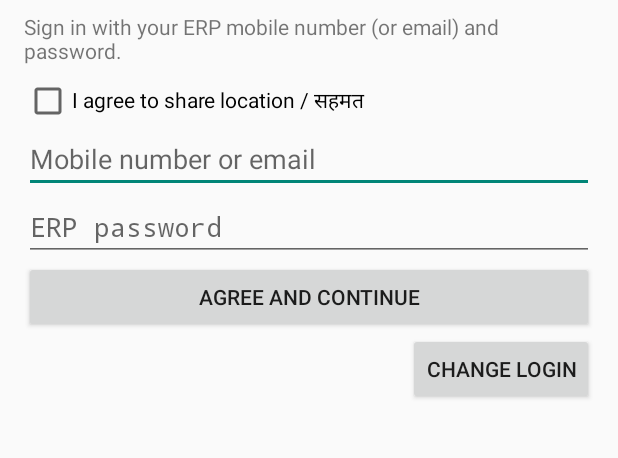
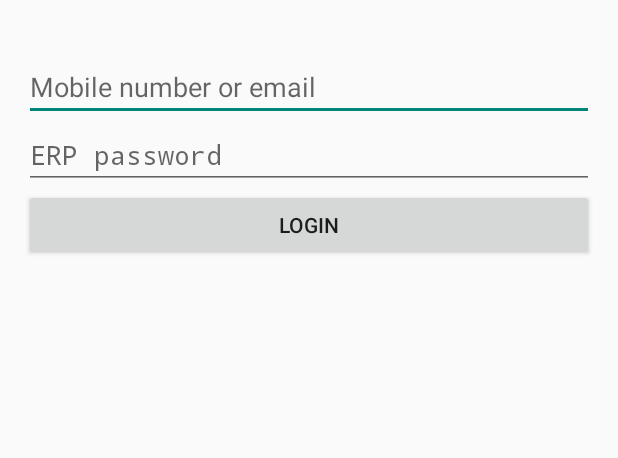
Before and after one commit to MOHIT8449/luxury-wrist-brand, an Android app: the screen it shows after launch (DriverTrackingActivity), on a phone screen of 412 x 824 dp, the part 65-523 px from its top. Run offline under Robolectric (Android 15) with nearby library versions, the phone set to English and light mode, and no system bars; pictures from the network do not load.

Commit message:
App first screen: only Login, Android's own permission dialogs
No notice text or I agree tick; logging in records the agreement. Location and
notification permission open Android's dialog directly; a short popup only when
Android needs Settings.

Co-Authored-By: Claude Opus 5.5 <noreply@anthropic.com>
Claude-Session: https://claude.ai/code/session_01BnAmhD5q9C5nXAT8RyRXeA

```diff
--- a/android/app/src/main/java/com/luxurywristbrand/erp/DriverTrackingActivity.java
+++ b/android/app/src/main/java/com/luxurywristbrand/erp/DriverTrackingActivity.java
@@ -27,8 +27,8 @@ import java.util.concurrent.Executors;
 public final class DriverTrackingActivity extends Activity {
     private static final int REQ_FINE=11,REQ_BG=12,REQ_NOTIFY=13;
     private int attemptId=0;
-    private TextView status; private EditText email,password; private Button agree; private CheckBox tick;
-    private LinearLayout form;
+    private TextView status; private EditText email,password; private Button agree;
+    private LinearLayout form,row;
     private AlertDialog dialog;
     private final ExecutorService worker=Executors.newSingleThreadExecutor();
     private TrackingApi api;
@@ -44,14 +44,12 @@ public final class DriverTrackingActivity extends Activity {
         status=new TextView(this);status.setPadding(0,pad/2,0,pad/2);root.addView(status);
 
         form=new LinearLayout(this);form.setOrientation(LinearLayout.VERTICAL);root.addView(form);
-        // Long location notice removed on Mohit's ask (21 Nov 2026); the "I agree" tick still records consent.
-        tick=new CheckBox(this);tick.setText("I agree to share location / सहमत");form.addView(tick);
         email=new EditText(this);email.setHint("Mobile number or email");email.setInputType(InputType.TYPE_CLASS_TEXT|InputType.TYPE_TEXT_VARIATION_EMAIL_ADDRESS);form.addView(email);
         password=new EditText(this);password.setHint("ERP password");password.setInputType(InputType.TYPE_CLASS_TEXT|InputType.TYPE_TEXT_VARIATION_PASSWORD);form.addView(password);
-        agree=new Button(this);agree.setText("Agree and continue");form.addView(agree);agree.setOnClickListener(v->signIn());
+        agree=new Button(this);agree.setText("Login");form.addView(agree);agree.setOnClickListener(v->signIn());
 
-        LinearLayout row=new LinearLayout(this);row.setOrientation(LinearLayout.HORIZONTAL);row.setGravity(Gravity.END);root.addView(row);
-        Button change=new Button(this);change.setText("Change login");change.setOnClickListener(v->{form.setVisibility(LinearLayout.VISIBLE);status.setText("Sign in with the new staff login. Location then goes with the new login.");});
+        row=new LinearLayout(this);row.setOrientation(LinearLayout.HORIZONTAL);row.setGravity(Gravity.END);root.addView(row);
+        Button change=new Button(this);change.setText("Change login");change.setOnClickListener(v->{form.setVisibility(LinearLayout.VISIBLE);row.setVisibility(LinearLayout.GONE);status.setText("Sign in with the new staff login. Location then goes with the new login.");});
         row.addView(change);
         setContentView(scroll);
     }
@@ -62,31 +60,30 @@ public final class DriverTrackingActivity extends Activity {
     private void check(){
         if(dialog!=null&&dialog.isShowing())dialog.dismiss();
         if(!api.hasSession()||!api.agreed()&&api.tracked()){
-            form.setVisibility(LinearLayout.VISIBLE);
-            status.setText("Sign in with your ERP mobile number (or email) and password.");
+            form.setVisibility(LinearLayout.VISIBLE);row.setVisibility(LinearLayout.GONE);
+            status.setText("");
             return;
         }
-        form.setVisibility(LinearLayout.GONE);
+        form.setVisibility(LinearLayout.GONE);row.setVisibility(LinearLayout.VISIBLE);
         if(!api.tracked()){openErp();return;} // Admin: never tracked
         if(checkSelfPermission(Manifest.permission.ACCESS_FINE_LOCATION)!=PackageManager.PERMISSION_GRANTED){
-            popup("Allow location","Location permission is needed to use the app. Choose \"Precise\" and \"While using the app\".\n\nऐप चलाने के लिए लोकेशन की अनुमति दें।","Allow",
-                ()->{if(shouldShowRequestPermissionRationale(Manifest.permission.ACCESS_FINE_LOCATION)||!asked("fine"))
-                        requestPermissions(new String[]{Manifest.permission.ACCESS_COARSE_LOCATION,Manifest.permission.ACCESS_FINE_LOCATION},REQ_FINE);
-                     else appSettings();});
+            if(shouldShowRequestPermissionRationale(Manifest.permission.ACCESS_FINE_LOCATION)||!asked("fine"))
+                requestPermissions(new String[]{Manifest.permission.ACCESS_COARSE_LOCATION,Manifest.permission.ACCESS_FINE_LOCATION},REQ_FINE);
+            else popup("Allow location","Settings > Permissions > Location > Allow.","Open",this::appSettings);
             return;
         }
         if(Build.VERSION.SDK_INT>=29&&checkSelfPermission(Manifest.permission.ACCESS_BACKGROUND_LOCATION)!=PackageManager.PERMISSION_GRANTED){
-            popup("Allow all the time","On the next screen choose \"Allow all the time\" so location works when the app is closed.\n\nअगली स्क्रीन पर \"Allow all the time\" चुनें।","Open",
+            popup("Allow all the time","Choose \"Allow all the time\" on the next screen.","Open",
                 ()->{if(!asked("bg"))requestPermissions(new String[]{Manifest.permission.ACCESS_BACKGROUND_LOCATION},REQ_BG);else appSettings();});
             return;
         }
         if(Build.VERSION.SDK_INT>=33&&checkSelfPermission(Manifest.permission.POST_NOTIFICATIONS)!=PackageManager.PERMISSION_GRANTED){
-            popup("Allow notifications","Notifications are needed to show that location is being shared.\n\nनोटिफिकेशन की अनुमति दें।","Allow",
-                ()->{if(!asked("notify"))requestPermissions(new String[]{Manifest.permission.POST_NOTIFICATIONS},REQ_NOTIFY);else appSettings();});
+            if(!asked("notify"))requestPermissions(new String[]{Manifest.permission.POST_NOTIFICATIONS},REQ_NOTIFY);
+            else popup("Allow notifications","Settings > Notifications > Allow.","Open",this::appSettings);
             return;
         }
         if(!locationOn()){
-            popup("Turn on location","Phone location (GPS) is off. Turn it on to use the app.\n\nफ़ोन की लोकेशन (GPS) बंद है। ऐप चलाने के लिए चालू करें।","Turn on",
+            popup("Turn on location","Phone location (GPS) is off.","Turn on",
                 ()->startActivity(new Intent(Settings.ACTION_LOCATION_SOURCE_SETTINGS)));
             return;
         }
@@ -127,7 +124,6 @@ public final class DriverTrackingActivity extends Activity {
     }
 
     private void signIn() {
-        if(!tick.isChecked()){status.setText("Tick \"I agree\" to continue.");return;}
         String e=email.getText().toString().trim(),p=password.getText().toString();
         if(e.isEmpty()||p.isEmpty()){status.setText("Enter your mobile number (or email) and password.");return;}
         final int attempt=++attemptId;
```
Also changed, not shown: 1 other file.
